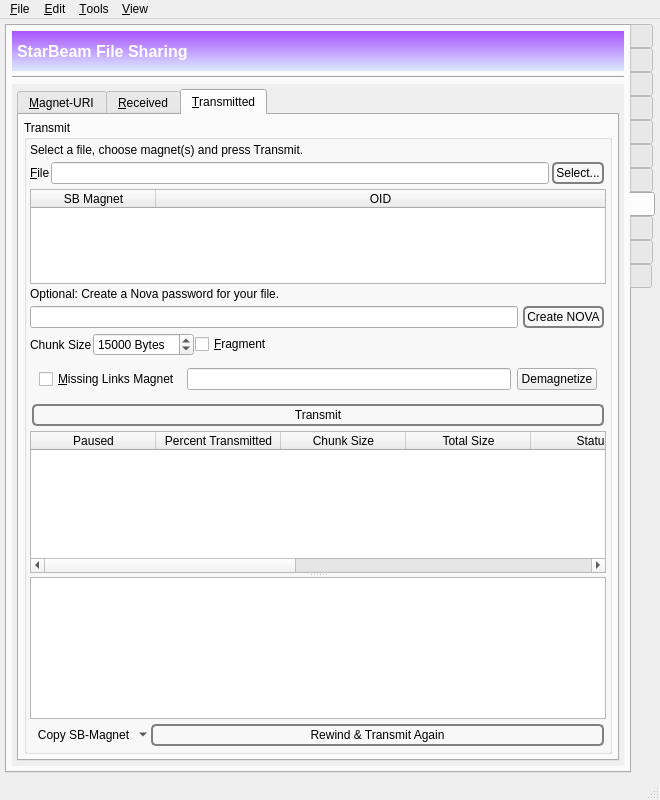
Before: the Qt Designer form branches/trunk/GoldBug-UI/spot-on-controlcenter.ui in textbrowser/spot-on, drawn with Qt 5.
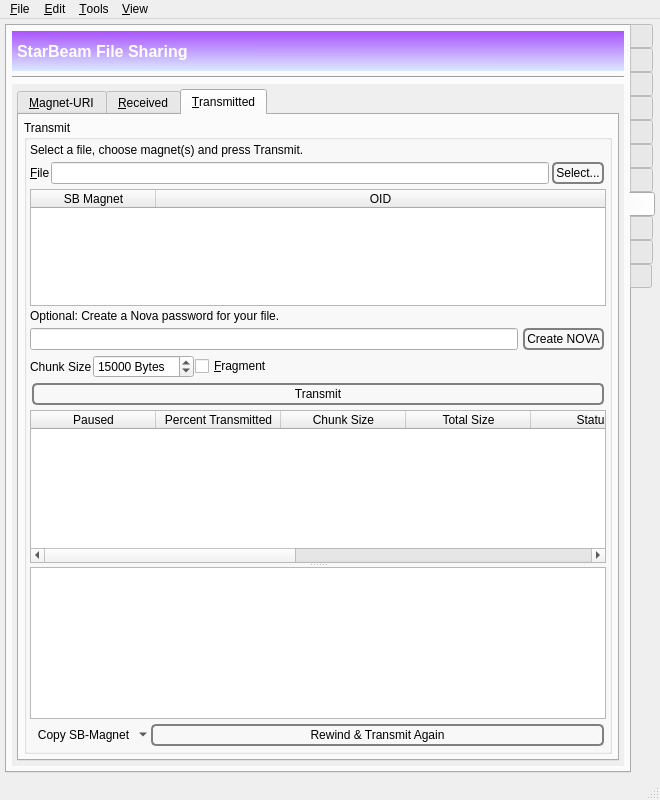
After: the same form once the commit is applied. The open tabs and pages were chosen to show the change. Icons and pictures are not drawn. Custom widgets are drawn as their Qt base class.

The edit to the form file:
```diff
--- a/branches/trunk/GoldBug-UI/spot-on-controlcenter.ui
+++ b/branches/trunk/GoldBug-UI/spot-on-controlcenter.ui
@@ -8720,38 +8720,6 @@
                      </item>
                     </layout>
                    </item>
-                   <item>
-                    <widget class="QFrame" name="missing_links_frame">
-                     <layout class="QHBoxLayout" name="horizontalLayout_14">
-                      <item>
-                       <widget class="QCheckBox" name="missingLinksCheckBox">
-                        <property name="sizePolicy">
-                         <sizepolicy hsizetype="Minimum" vsizetype="Preferred">
-                          <horstretch>0</horstretch>
-                          <verstretch>0</verstretch>
-                         </sizepolicy>
-                        </property>
-                        <property name="toolTip">
-                         <string>&lt;html&gt;&lt;head/&gt;&lt;body&gt;&lt;p&gt;Tools: StarBeam Analyzer. It allows to check if you received all links for a mosaic. If not, send your friend the &amp;quot;missing links magnet&amp;quot; and they will transfer only the missing links of the file. The hash comparison with your friend allows you to check if you have the same file.&lt;/p&gt;&lt;/body&gt;&lt;/html&gt;</string>
-                        </property>
-                        <property name="text">
-                         <string>&amp;Missing Links Magnet</string>
-                        </property>
-                       </widget>
-                      </item>
-                      <item>
-                       <widget class="QLineEdit" name="missingLinks"/>
-                      </item>
-                      <item>
-                       <widget class="QPushButton" name="demagnetizeMissingLinks">
-                        <property name="text">
-                         <string>Demagnetize</string>
-                        </property>
-                       </widget>
-                      </item>
-                     </layout>
-                    </widget>
-                   </item>
                    <item>
                     <widget class="QPushButton" name="transmit">
                      <property name="styleSheet">
```
Left out of the diff: 19 changed lines with no effect on the pictures.
